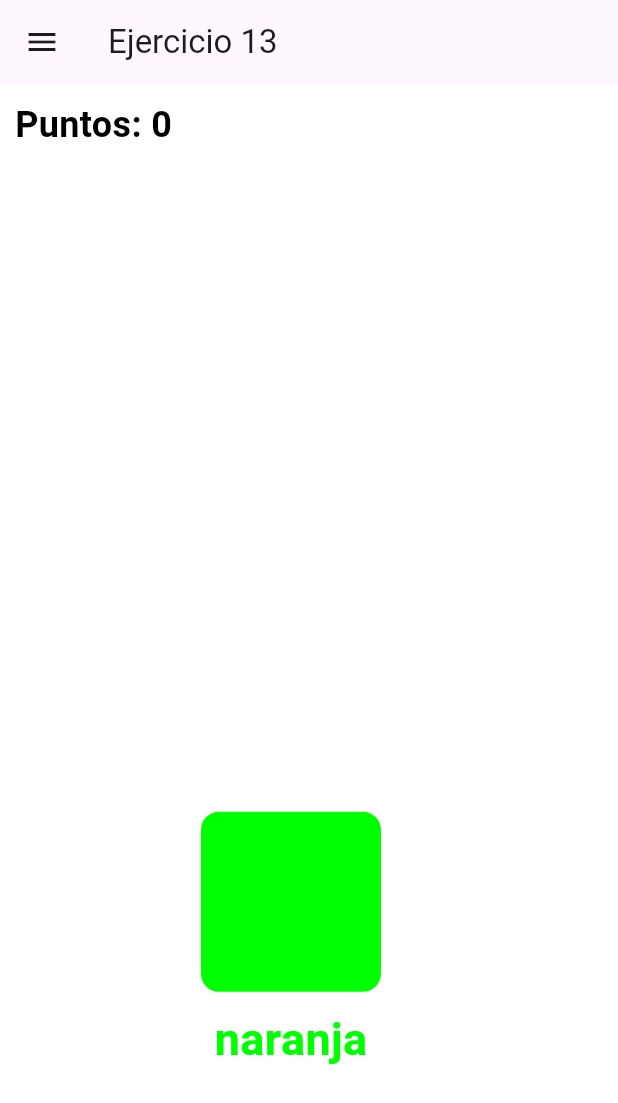
After one commit to abersit270/PMDM25-26-Agustin-Nahuel-Bernal-Sita, a Flutter app: the Ejercicio13 screen opened directly, on a phone screen of 412 x 824 dp. The commit adds this screen. Shown: the top 1103 px of the screen. Run offline on Flutter 3.47's test engine with Material 3 defaults, Android fonts, the phone set to English and light mode, and no system bars.

Commit message:
Terminado tareas 12 y 13

```diff
--- /dev/null
+++ b/Relacion_de_ejercicios_de_Flutter/ejercicios/lib/screens/ejercicio13.dart
@@ -0,0 +1,152 @@
+import 'dart:async';
+import 'dart:math';
+
+import 'package:ejercicios/utils/app_drawer.dart';
+import 'package:flutter/material.dart';
+
+class Ejercicio13 extends StatefulWidget {
+  const Ejercicio13({super.key});
+
+  @override
+  State<Ejercicio13> createState() => _RandomColors();
+}
+
+class _RandomColors extends State<Ejercicio13> {
+  int points = 0;
+  late String randomName;
+  late Color randomColor;
+  var colorNames = ['azul', 'verde', 'naranja'];
+  var colorHex = [
+    const Color(0xFF0000FF),
+    const Color(0xFF00FF00),
+    const Color(0xFFFF914D),
+  ];
+
+  double top = 150;
+  double left = 50;
+  final double containerSize = 120;
+  final double textHeight = 50;
+  final double paddingTopScore = 80;
+
+  final Random _random = Random();
+
+  @override
+  void initState() {
+    super.initState();
+    getRandomColor();
+    getRandomName();
+    startTimer();
+  }
+
+  void startTimer() {
+    Timer.periodic(const Duration(seconds: 1), (timer) {
+      moveContainerRandom();
+    });
+  }
+
+  void moveContainerRandom() {
+    final Size screenSize = MediaQuery.of(context).size;
+
+    setState(() {
+      // Altura total del widget (container + espacio + texto)
+      double totalHeight =
+          containerSize + 10 + 40; // 10 = SizedBox, 40 = fontSize aproximado
+
+      top =
+          paddingTopScore +
+          _random.nextDouble() *
+              (screenSize.height - totalHeight - paddingTopScore - 20);
+      left = _random.nextDouble() * (screenSize.width - containerSize - 20);
+
+      // Cambia color y nombre
+      getRandomColor();
+      getRandomName();
+    });
+  }
+
+  @override
+  Widget build(BuildContext context) {
+    return Scaffold(
+      drawer: Drawer(child: AppDrawer()),
+      appBar: AppBar(title: const Text('Ejercicio 13')),
+      backgroundColor: Colors.white,
+      body: Stack(
+        children: [
+          // Puntaje arriba izquierda
+          Positioned(
+            top: 10,
+            left: 10,
+            child: Text(
+              'Puntos: $points',
+              style: const TextStyle(
+                fontWeight: FontWeight.bold,
+                fontSize: 24,
+                color: Colors.black,
+              ),
+            ),
+          ),
+          Positioned(
+            top: top,
+            left: left,
+            child: GestureDetector(
+              onTap: () {
+                onGiftTap(randomName, randomColor);
+              },
+              child: Column(
+                children: [
+                  Container(
+                    width: containerSize,
+                    height: containerSize,
+                    decoration: BoxDecoration(
+                      color: randomColor,
+                      borderRadius: BorderRadius.circular(12),
+                    ),
+                  ),
+                  const SizedBox(height: 10),
+                  Text(
+                    randomName,
+                    style: TextStyle(
+                      color: randomColor,
+                      fontSize: 30,
+                      fontWeight: FontWeight.bold,
+                    ),
+                  ),
+                ],
+              ),
+            ),
+          ),
+        ],
+      ),
+    );
+  }
+
+  void getRandomColor() {
+    int randomNumber = _random.nextInt(3);
+    randomColor = colorHex[randomNumber];
+  }
+
+  void getRandomName() {
+    int randomNumber = _random.nextInt(3);
+    randomName = colorNames[randomNumber];
+  }
+
+  String hexToStringConverter(Color hexColor) {
+    if (hexColor == const Color(0xFF0000FF)) {
+      return 'azul';
+    } else if (hexColor == const Color(0xFF00FF00)) {
+      return 'verde';
+    } else {
+      return 'naranja';
+    }
+  }
+
+  void onGiftTap(String name, Color color) {
+    var colorToString = hexToStringConverter(color);
+    if (name == colorToString) {
+      points++;
+    } else {
+      points--;
+    }
+    setState(() {});
+  }
+}
--- a/Relacion_de_ejercicios_de_Flutter/ejercicios/lib/screens/screens.dart
+++ b/Relacion_de_ejercicios_de_Flutter/ejercicios/lib/screens/screens.dart
@@ -11,3 +11,4 @@ export 'ejercicio9.dart';
 export 'ejercicio10.dart';
 export 'ejercicio11.dart';
 export 'ejercicio12.dart';
+export 'ejercicio13.dart';
```
Also changed, not shown: Relacion_de_ejercicios_de_Flutter/ejercicios/lib/utils/app_drawer.dart (+14 -0 lines).
